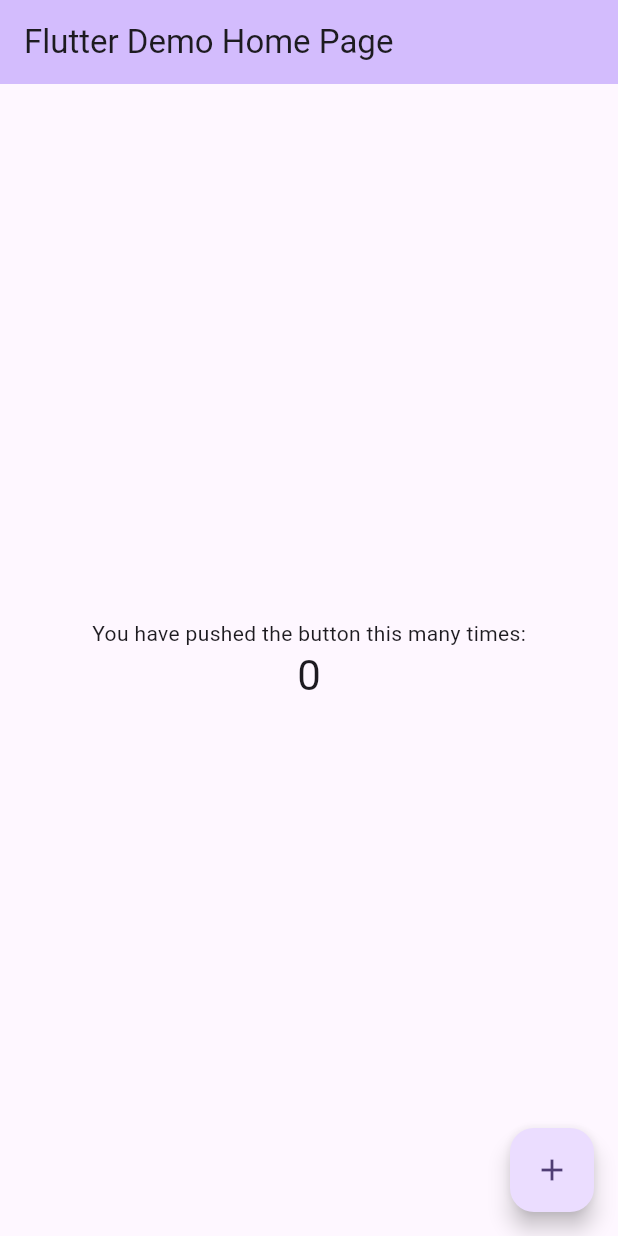
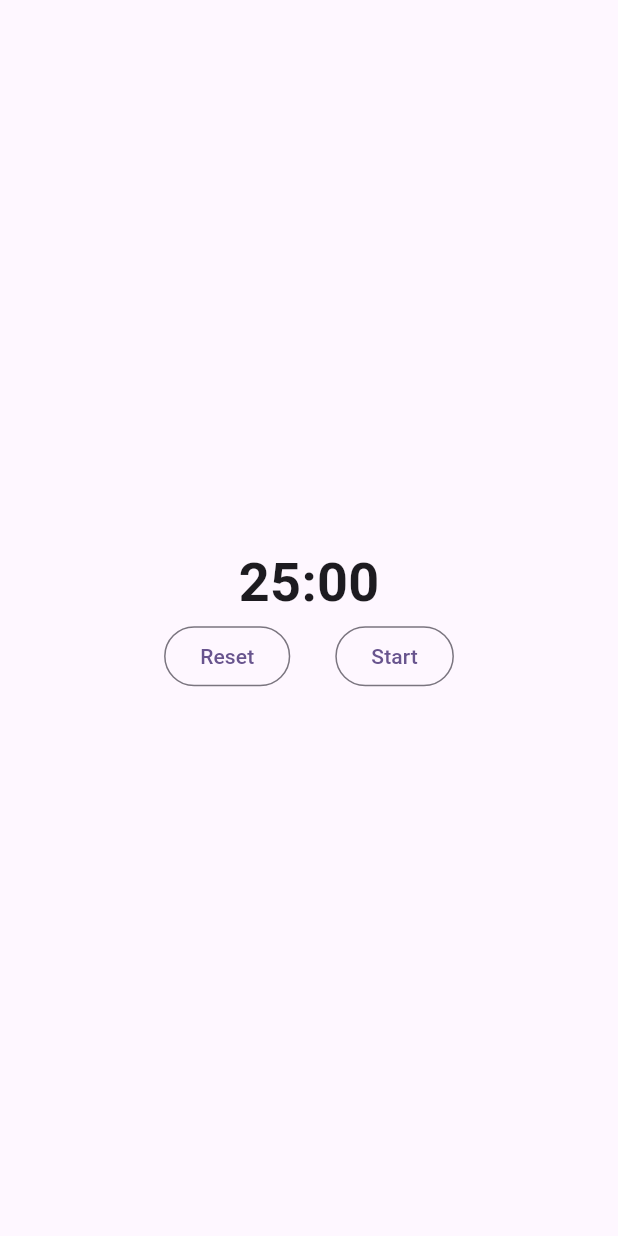
Before and after one commit to trid-io/pomodoro, a Flutter app: the screen it shows after launch, on a phone screen of 412 x 824 dp. Run offline on Flutter 3.47's test engine with Material 3 defaults, Android fonts, the phone set to English and light mode, and no system bars; our stand-ins replace bloc, equatable, flutter_bloc.

Commit message:
Add base function for pomodoro

```diff
--- /dev/null
+++ b/devtools_options.yaml
@@ -0,0 +1 @@
+extensions:
--- /dev/null
+++ b/lib/domain/entity/setting_entity.dart
@@ -0,0 +1,29 @@
+import 'package:equatable/equatable.dart';
+
+class SettingEntity extends Equatable {
+  const SettingEntity({
+    this.focusDuration = const Duration(minutes: 25),
+    this.shortBreakDuration = const Duration(minutes: 5),
+    this.longBreakDuration = const Duration(minutes: 25),
+    this.totalSessions = 4,
+    this.autoStart = false,
+    this.sendNotification = true,
+  });
+
+  final Duration focusDuration;
+  final Duration shortBreakDuration;
+  final Duration longBreakDuration;
+  final int totalSessions;
+  final bool autoStart;
+  final bool sendNotification;
+
+  @override
+  List<Object?> get props => [
+        focusDuration,
+        shortBreakDuration,
+        longBreakDuration,
+        totalSessions,
+        autoStart,
+        sendNotification,
+      ];
+}
--- a/lib/main.dart
+++ b/lib/main.dart
@@ -1,125 +1,36 @@
+import 'package:bloc/bloc.dart';
 import 'package:flutter/material.dart';
+import 'package:pomodoro/bloc_observer.dart';
+import 'package:pomodoro/presentation/view/pomodoro_page.dart';
 
 void main() {
-  runApp(const MyApp());
+  WidgetsFlutterBinding.ensureInitialized();
+  Bloc.observer = AppBlocObserver();
+  runApp(const App());
 }
 
-class MyApp extends StatelessWidget {
-  const MyApp({super.key});
+class App extends StatelessWidget {
+  const App({super.key});
 
   // This widget is the root of your application.
   @override
   Widget build(BuildContext context) {
     return MaterialApp(
-      title: 'Flutter Demo',
+      title: 'Pomodoro',
       theme: ThemeData(
-        // This is the theme of your application.
-        //
-        // TRY THIS: Try running your application with "flutter run". You'll see
-        // the application has a purple toolbar. Then, without quitting the app,
-        // try changing the seedColor in the colorScheme below to Colors.green
-        // and then invoke "hot reload" (save your changes or press the "hot
-        // reload" button in a Flutter-supported IDE, or press "r" if you used
-        // the command line to start the app).
-        //
-        // Notice that the counter didn't reset back to zero; the application
-        // state is not lost during the reload. To reset the state, use hot
-        // restart instead.
-        //
-        // This works for code too, not just values: Most code changes can be
-        // tested with just a hot reload.
         colorScheme: ColorScheme.fromSeed(seedColor: Colors.deepPurple),
         useMaterial3: true,
       ),
-      home: const MyHomePage(title: 'Flutter Demo Home Page'),
+      home: const AppView(),
     );
   }
 }
 
-class MyHomePage extends StatefulWidget {
-  const MyHomePage({super.key, required this.title});
-
-  // This widget is the home page of your application. It is stateful, meaning
-  // that it has a State object (defined below) that contains fields that affect
-  // how it looks.
-
-  // This class is the configuration for the state. It holds the values (in this
-  // case the title) provided by the parent (in this case the App widget) and
-  // used by the build method of the State. Fields in a Widget subclass are
-  // always marked "final".
-
-  final String title;
-
-  @override
-  State<MyHomePage> createState() => _MyHomePageState();
-}
-
-class _MyHomePageState extends State<MyHomePage> {
-  int _counter = 0;
-
-  void _incrementCounter() {
-    setState(() {
-      // This call to setState tells the Flutter framework that something has
-      // changed in this State, which causes it to rerun the build method below
-      // so that the display can reflect the updated values. If we changed
-      // _counter without calling setState(), then the build method would not be
-      // called again, and so nothing would appear to happen.
-      _counter++;
-    });
-  }
+class AppView extends StatelessWidget {
+  const AppView({super.key});
 
   @override
   Widget build(BuildContext context) {
-    // This method is rerun every time setState is called, for instance as done
-    // by the _incrementCounter method above.
-    //
-    // The Flutter framework has been optimized to make rerunning build methods
-    // fast, so that you can just rebuild anything that needs updating rather
-    // than having to individually change instances of widgets.
-    return Scaffold(
-      appBar: AppBar(
-        // TRY THIS: Try changing the color here to a specific color (to
-        // Colors.amber, perhaps?) and trigger a hot reload to see the AppBar
-        // change color while the other colors stay the same.
-        backgroundColor: Theme.of(context).colorScheme.inversePrimary,
-        // Here we take the value from the MyHomePage object that was created by
-        // the App.build method, and use it to set our appbar title.
-        title: Text(widget.title),
-      ),
-      body: Center(
-        // Center is a layout widget. It takes a single child and positions it
-        // in the middle of the parent.
-        child: Column(
-          // Column is also a layout widget. It takes a list of children and
-          // arranges them vertically. By default, it sizes itself to fit its
-          // children horizontally, and tries to be as tall as its parent.
-          //
-          // Column has various properties to control how it sizes itself and
-          // how it positions its children. Here we use mainAxisAlignment to
-          // center the children vertically; the main axis here is the vertical
-          // axis because Columns are vertical (the cross axis would be
-          // horizontal).
-          //
-          // TRY THIS: Invoke "debug painting" (choose the "Toggle Debug Paint"
-          // action in the IDE, or press "p" in the console), to see the
-          // wireframe for each widget.
-          mainAxisAlignment: MainAxisAlignment.center,
-          children: <Widget>[
-            const Text(
-              'You have pushed the button this many times:',
-            ),
-            Text(
-              '$_counter',
-              style: Theme.of(context).textTheme.headlineMedium,
-            ),
-          ],
-        ),
-      ),
-      floatingActionButton: FloatingActionButton(
-        onPressed: _incrementCounter,
-        tooltip: 'Increment',
-        child: const Icon(Icons.add),
-      ), // This trailing comma makes auto-formatting nicer for build methods.
-    );
+    return PomodoroPage();
   }
 }
--- /dev/null
+++ b/lib/presentation/bloc/pomo_event.dart
@@ -0,0 +1,34 @@
+import 'package:equatable/equatable.dart';
+
+sealed class PomoEvent extends Equatable {
+  const PomoEvent();
+
+  @override
+  List<Object?> get props => [];
+}
+
+final class PomoStartPressed extends PomoEvent {
+  const PomoStartPressed();
+}
+
+final class PomoContinuePressed extends PomoEvent {
+  const PomoContinuePressed();
+}
+
+final class PomoTimeChanged extends PomoEvent {
+  const PomoTimeChanged({required this.seconds});
+
+  final int seconds;
+}
+
+final class PomoPausePressed extends PomoEvent {
+  const PomoPausePressed();
+}
+
+final class PomoResetPressed extends PomoEvent {
+  const PomoResetPressed();
+}
+
+final class PomoNextPressed extends PomoEvent {
+  const PomoNextPressed();
+}
--- /dev/null
+++ b/lib/presentation/bloc/pomo_state.dart
@@ -0,0 +1,61 @@
+import 'package:equatable/equatable.dart';
+import 'package:pomodoro/domain/entity/setting_entity.dart';
+import 'package:pomodoro/extension.dart';
+
+enum PomoStatus { initial, running, paused }
+
+enum PomoMode { focus, shortBreak, longBreak }
+
+final class PomoState extends Equatable {
+  PomoState({
+    this.setting = const SettingEntity(),
+    this.status = PomoStatus.initial,
+    this.mode = PomoMode.focus,
+    this.currentSession = 1,
+    int? seconds,
+    this.error,
+  }) : seconds = seconds ?? setting.focusDuration.inSeconds;
+
+  final SettingEntity setting;
+  final PomoStatus status;
+  final PomoMode mode;
+  final int currentSession;
+  final int seconds;
+  final String? error;
+
+  String get displayTime {
+    return seconds.formatSecond();
+  }
+
+  int get totalSessions {
+    return setting.totalSessions;
+  }
+
+  PomoState copyWith({
+    SettingEntity? setting,
+    PomoStatus? status,
+    PomoMode? mode,
+    int? currentSession,
+    int? seconds,
+    String? error,
+  }) {
+    return PomoState(
+      setting: setting ?? this.setting,
+      status: status ?? this.status,
+      mode: mode ?? this.mode,
+      currentSession: currentSession ?? this.currentSession,
+      seconds: seconds ?? this.seconds,
+      error: error ?? this.error,
+    );
+  }
+
+  @override
+  List<Object?> get props => [
+        setting,
+        status,
+        mode,
+        currentSession,
+        seconds,
+        error,
+      ];
+}
--- /dev/null
+++ b/lib/presentation/view/pomodoro_page.dart
@@ -0,0 +1,107 @@
+// ignore_for_file: non_constant_identifier_names
+
+import 'package:flutter/material.dart';
+import 'package:flutter_bloc/flutter_bloc.dart';
+import 'package:pomodoro/presentation/bloc/pomo_bloc.dart';
+import 'package:pomodoro/presentation/bloc/pomo_event.dart';
+
+import '../bloc/pomo_state.dart';
+
+class PomodoroPage extends StatelessWidget {
+  const PomodoroPage({super.key});
+
+  @override
+  Widget build(BuildContext context) {
+    return BlocProvider(
+      create: (context) => PomoBloc(),
+      child: Scaffold(
+        body: SafeArea(
+          child: BlocBuilder<PomoBloc, PomoState>(
+            builder: (context, state) {
+              return Column(
+                mainAxisAlignment: MainAxisAlignment.center,
+                children: [
+                  Text(
+                    state.displayTime,
+                    style: const TextStyle(
+                      fontSize: 36,
+                      fontWeight: FontWeight.bold,
+                    ),
+                  ),
+                  _buildButtons(context, state.status),
+                ],
+              );
+            },
+          ),
+        ),
+      ),
+    );
+  }
+
+  Widget _buildButtons(BuildContext context, PomoStatus status) {
+    switch (status) {
+      case PomoStatus.initial:
+        return InitialButtons(context);
+      case PomoStatus.running:
+        return RunningButtons(context);
+      case PomoStatus.paused:
+        return PausedButtons(context);
+    }
+  }
+
+  Widget InitialButtons(BuildContext context) {
+    return Row(
+      mainAxisAlignment: MainAxisAlignment.center,
+      children: [
+        OutlinedButton(
+          onPressed: () {
+            context.read<PomoBloc>().add(const PomoResetPressed());
+          },
+          child: const Text('Reset'),
+        ),
+        const SizedBox(width: 30),
+        OutlinedButton(
+          onPressed: () {
+            context.read<PomoBloc>().add(const PomoStartPressed());
+          },
+          child: const Text('Start'),
+        )
+      ],
+    );
+  }
+
+  Widget PausedButtons(BuildContext context) {
+    return Row(
+      mainAxisAlignment: MainAxisAlignment.center,
+      children: [
+        OutlinedButton(
+          onPressed: () {
+            context.read<PomoBloc>().add(const PomoResetPressed());
+          },
+          child: const Text('Reset'),
+        ),
+        const SizedBox(width: 30),
+        OutlinedButton(
+          onPressed: () {
+            context.read<PomoBloc>().add(const PomoContinuePressed());
+          },
+          child: const Text('Continue'),
+        )
+      ],
+    );
+  }
+
+  Widget RunningButtons(BuildContext context) {
+    return Row(
+      mainAxisAlignment: MainAxisAlignment.center,
+      children: [
+        OutlinedButton(
+          onPressed: () {
+            context.read<PomoBloc>().add(const PomoPausePressed());
+          },
+          child: const Text('Pause'),
+        )
+      ],
+    );
+  }
+}
--- a/pubspec.yaml
+++ b/pubspec.yaml
@@ -37,6 +37,7 @@ dependencies:
   cupertino_icons: ^1.0.2
   bloc: ^8.1.2
   flutter_bloc: ^8.1.3
+  equatable: ^2.0.5
 
 dev_dependencies:
   flutter_test:
```
Also changed, not shown: lib/bloc_observer.dart (added, +9 -0 lines), lib/extension.dart (added, +7 -0 lines), lib/presentation/bloc/pomo_bloc.dart (added, +134 -0 lines), lib/presentation/view/settings_page.dart (added), 1 other file.
